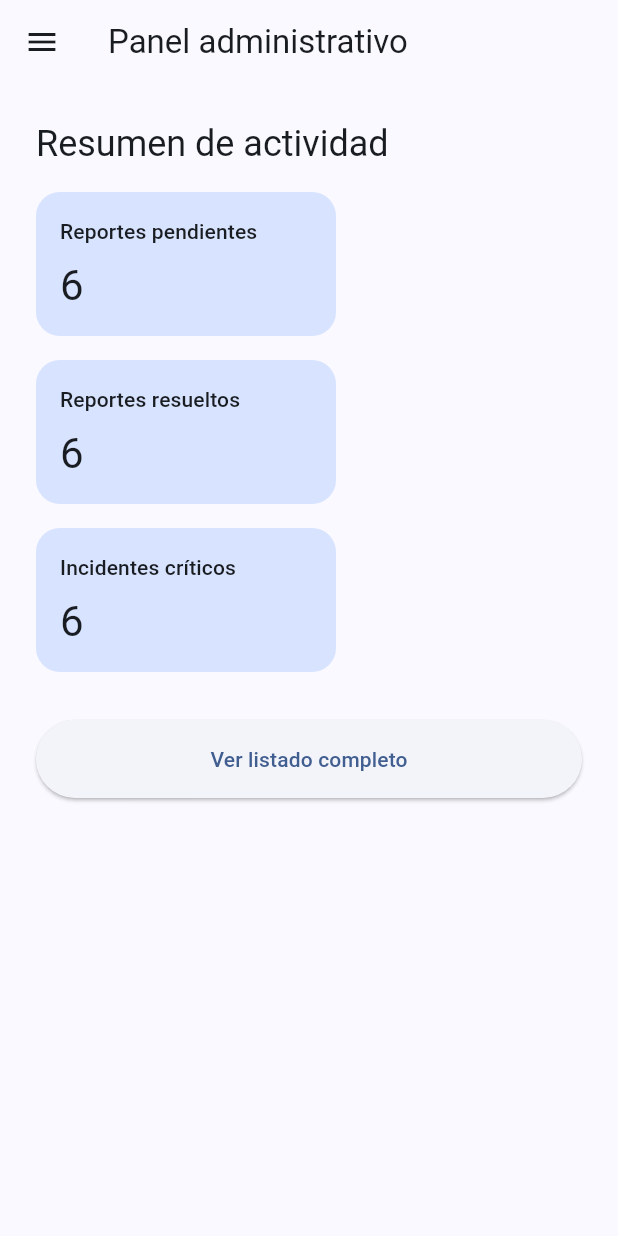
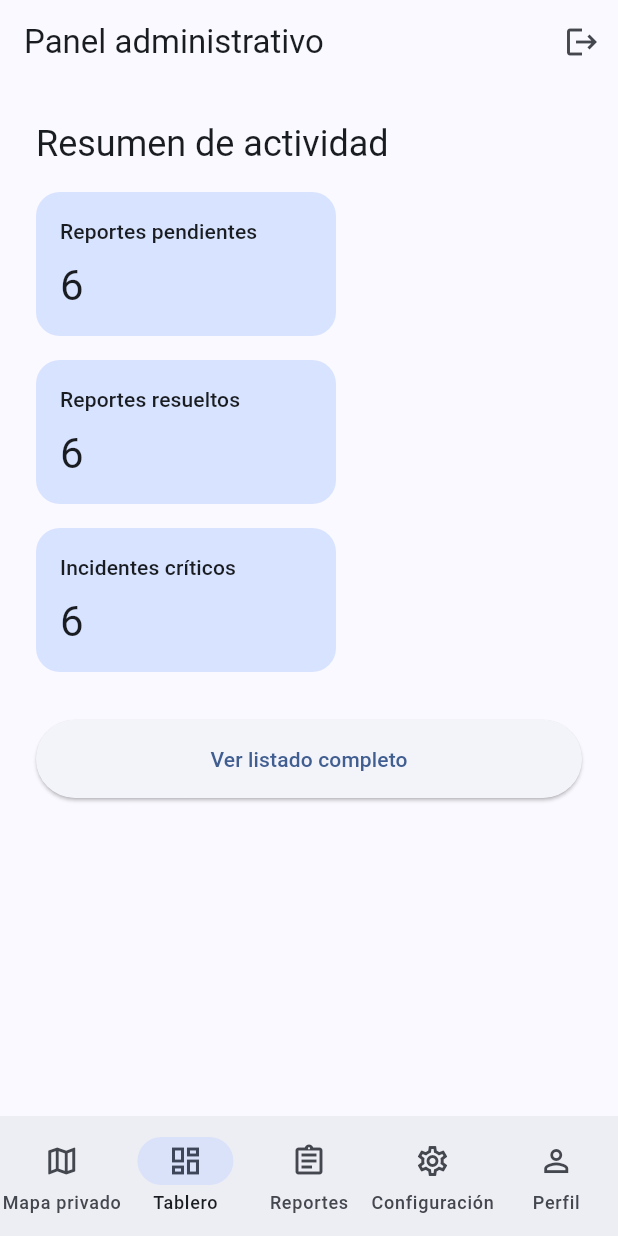
Before and after one commit to abrahamVado/flutter-citizen-app, a Flutter app: the AdminShell screen opened directly, on a phone screen of 412 x 824 dp. Run offline on Flutter 3.47's test engine with Material 3 defaults, Android fonts, the phone set to English and light mode, and no system bars; our stand-ins replace dio, equatable, flutter_riverpod, google_maps_flutter.

Commit message:
Add responsive admin navigation and new destinations

```diff
--- a/lib/src/presentation/admin/admin_shell.dart
+++ b/lib/src/presentation/admin/admin_shell.dart
@@ -3,12 +3,17 @@ import 'package:flutter_riverpod/flutter_riverpod.dart';
 
 import '../../app/providers.dart';
 import 'dashboard/admin_dashboard_screen.dart';
+import 'private_map/admin_private_map_screen.dart';
+import 'profile/admin_profile_screen.dart';
 import 'reports/report_detail_screen.dart';
 import 'reports/report_list_screen.dart';
+import 'settings/admin_settings_screen.dart';
 import 'state/admin_navigation_controller.dart';
 
 class AdminShell extends ConsumerWidget {
-  const AdminShell({super.key});
+  const AdminShell({super.key, this.privateMapBuilder});
+
+  final WidgetBuilder? privateMapBuilder;
 
   static final _navigatorKey = GlobalKey<NavigatorState>(
     //1.- Conservamos una única referencia para mantener el historial interno.
@@ -17,80 +22,261 @@ class AdminShell extends ConsumerWidget {
 
   @override
   Widget build(BuildContext context, WidgetRef ref) {
-    //1.- Observamos el estado de navegación para determinar las rutas activas.
+    //1.- Observamos el estado de navegación para determinar la ruta activa.
     final navigation = ref.watch(adminNavigationProvider);
     final navigatorController = ref.read(adminNavigationProvider.notifier);
-    //2.- Renderizamos la estructura base con navegación anidada para el panel administrativo.
+    final mapBuilder = privateMapBuilder ?? AdminPrivateMapScreen.buildDefaultMap;
+    final destinations = _AdminDestination.values;
+    final selectedRoute = _AdminDestination.baseRouteFor(navigation.route);
+    final selectedIndex = destinations.indexWhere(
+      (destination) => destination.route == selectedRoute,
+    );
+
+    void handleDestinationSelection(int index) {
+      //1.- Redirigimos el flujo según el destino elegido en el menú adaptable.
+      final destination = destinations[index];
+      switch (destination.route) {
+        case AdminRoute.privateMap:
+          navigatorController.goToPrivateMap();
+          break;
+        case AdminRoute.dashboard:
+          navigatorController.goToDashboard();
+          break;
+        case AdminRoute.reports:
+          navigatorController.goToReports();
+          break;
+        case AdminRoute.settings:
+          navigatorController.goToSettings();
+          break;
+        case AdminRoute.profile:
+          navigatorController.goToProfile();
+          break;
+        case AdminRoute.reportDetail:
+          break;
+      }
+    }
+
+    final navigatorWidget = _AdminNavigator(
+      navigation: navigation,
+      controller: navigatorController,
+      navigatorKey: _navigatorKey,
+      mapBuilder: mapBuilder,
+    );
+
+    return LayoutBuilder(
+      builder: (context, constraints) {
+        //1.- Adaptamos el contenedor según el ancho disponible para mejorar la usabilidad.
+        final useRail = constraints.maxWidth >= 900;
+        final safeSelectedIndex = selectedIndex >= 0 ? selectedIndex : 1;
+
+        if (useRail) {
           return Scaffold(
-      appBar: AppBar(title: const Text('Panel administrativo')),
-      drawer: Drawer(
-        child: Column(
-          children: [
-            const DrawerHeader(child: Text('Citizen Reports')),
-            ListTile(
-              leading: const Icon(Icons.list_alt),
-              title: const Text('Dashboard'),
-              selected: navigation.route == AdminRoute.dashboard,
-              onTap: () {
-                //1.- Cerramos el menú lateral y navegamos a la pantalla principal.
-                Navigator.of(context).pop();
-                navigatorController.goToDashboard();
-              },
-            ),
-            ListTile(
-              leading: const Icon(Icons.assignment),
-              title: const Text('Reportes'),
-              selected: navigation.route == AdminRoute.reportList ||
-                  navigation.route == AdminRoute.reportDetail,
-              onTap: () {
-                //1.- Cerramos el menú lateral y navegamos al listado de reportes.
-                Navigator.of(context).pop();
-                navigatorController.goToReportList();
-              },
-            ),
-            const Spacer(),
-            ListTile(
-              leading: const Icon(Icons.logout),
-              title: const Text('Cerrar sesión'),
-              onTap: () {
-                //1.- Notificamos al controlador de sesión para invalidar el token.
+            appBar: AppBar(
+              title: const Text('Panel administrativo'),
+              actions: [
+                IconButton(
+                  icon: const Icon(Icons.logout),
+                  onPressed: () {
+                    //1.- Cerramos la sesión actual sin abandonar la sección en pantalla.
                     ref.read(sessionControllerProvider.notifier).signOut();
                   },
+                  tooltip: 'Cerrar sesión',
                 ),
               ],
             ),
+            body: Row(
+              children: [
+                NavigationRail(
+                  selectedIndex: safeSelectedIndex,
+                  onDestinationSelected: handleDestinationSelection,
+                  extended: constraints.maxWidth >= 1200,
+                  destinations: [
+                    for (final destination in destinations)
+                      NavigationRailDestination(
+                        icon: Icon(destination.icon),
+                        label: Text(destination.label),
                       ),
-      body: Navigator(
-        key: _navigatorKey,
-        //1.- Construimos la pila de páginas en función del estado del controlador.
-        pages: [
+                  ],
+                ),
+                const VerticalDivider(width: 1),
+                Expanded(child: navigatorWidget),
+              ],
+            ),
+          );
+        }
+
+        return Scaffold(
+          appBar: AppBar(
+            title: const Text('Panel administrativo'),
+            actions: [
+              IconButton(
+                icon: const Icon(Icons.logout),
+                onPressed: () {
+                  //1.- Habilitamos el cierre de sesión desde dispositivos compactos.
+                  ref.read(sessionControllerProvider.notifier).signOut();
+                },
+                tooltip: 'Cerrar sesión',
+              ),
+            ],
+          ),
+          body: navigatorWidget,
+          bottomNavigationBar: NavigationBar(
+            selectedIndex: safeSelectedIndex,
+            onDestinationSelected: handleDestinationSelection,
+            destinations: [
+              for (final destination in destinations)
+                NavigationDestination(
+                  icon: Icon(destination.icon),
+                  label: destination.label,
+                ),
+            ],
+          ),
+        );
+      },
+    );
+  }
+}
+
+class _AdminNavigator extends StatelessWidget {
+  const _AdminNavigator({
+    required this.navigation,
+    required this.controller,
+    required this.navigatorKey,
+    required this.mapBuilder,
+  });
+
+  final AdminNavigationState navigation;
+  final AdminNavigationController controller;
+  final GlobalKey<NavigatorState> navigatorKey;
+  final WidgetBuilder mapBuilder;
+
+  @override
+  Widget build(BuildContext context) {
+    //1.- Construimos la pila de navegación interna respetando el flujo seleccionado.
+    final pages = <Page<void>>[
       const MaterialPage(
         key: ValueKey('admin-dashboard-page'),
         child: AdminDashboardScreen(),
       ),
-          if (navigation.route == AdminRoute.reportList ||
-              navigation.route == AdminRoute.reportDetail)
+    ];
+
+    switch (navigation.route) {
+      case AdminRoute.dashboard:
+        break;
+      case AdminRoute.reports:
+        pages.add(
           MaterialPage(
             key: const ValueKey('admin-report-list-page'),
             child: ReportListScreen(
-                onReportSelected: navigatorController.openReportDetail,
+              onReportSelected: controller.openReportDetail,
             ),
           ),
-          if (navigation.route == AdminRoute.reportDetail &&
-              navigation.selectedReportId != null)
+        );
+        break;
+      case AdminRoute.reportDetail:
+        pages.add(
+          MaterialPage(
+            key: const ValueKey('admin-report-list-page'),
+            child: ReportListScreen(
+              onReportSelected: controller.openReportDetail,
+            ),
+          ),
+        );
+        if (navigation.selectedReportId != null) {
+          pages.add(
             MaterialPage(
               key: ValueKey('admin-report-detail-${navigation.selectedReportId}'),
-              child: ReportDetailScreen(reportId: navigation.selectedReportId!),
+              child: ReportDetailScreen(
+                reportId: navigation.selectedReportId!,
               ),
-        ],
+            ),
+          );
+        }
+        break;
+      case AdminRoute.privateMap:
+        pages.add(
+          MaterialPage(
+            key: const ValueKey('admin-private-map-page'),
+            child: AdminPrivateMapScreen(mapBuilder: mapBuilder),
+          ),
+        );
+        break;
+      case AdminRoute.settings:
+        pages.add(
+          const MaterialPage(
+            key: ValueKey('admin-settings-page'),
+            child: AdminSettingsScreen(),
+          ),
+        );
+        break;
+      case AdminRoute.profile:
+        pages.add(
+          const MaterialPage(
+            key: ValueKey('admin-profile-page'),
+            child: AdminProfileScreen(),
+          ),
+        );
+        break;
+    }
+
+    return Navigator(
+      key: navigatorKey,
+      pages: pages,
       onPopPage: (route, result) {
-          //1.- Intentamos cerrar la ruta actual y sincronizamos el estado global.
+        //1.- Sincronizamos el estado global cuando se solicita regresar en la pila interna.
         if (!route.didPop(result)) {
           return false;
         }
-          return navigatorController.handlePop();
+        return controller.handlePop();
       },
-      ),
     );
   }
 }
+
+class _AdminDestination {
+  const _AdminDestination({
+    required this.route,
+    required this.icon,
+    required this.label,
+  });
+
+  final AdminRoute route;
+  final IconData icon;
+  final String label;
+
+  static List<_AdminDestination> get values => const [
+        _AdminDestination(
+          route: AdminRoute.privateMap,
+          icon: Icons.map_outlined,
+          label: 'Mapa privado',
+        ),
+        _AdminDestination(
+          route: AdminRoute.dashboard,
+          icon: Icons.dashboard_outlined,
+          label: 'Tablero',
+        ),
+        _AdminDestination(
+          route: AdminRoute.reports,
+          icon: Icons.assignment_outlined,
+          label: 'Reportes',
+        ),
+        _AdminDestination(
+          route: AdminRoute.settings,
+          icon: Icons.settings_outlined,
+          label: 'Configuración',
+        ),
+        _AdminDestination(
+          route: AdminRoute.profile,
+          icon: Icons.person_outline,
+          label: 'Perfil',
+        ),
+      ];
+
+  static AdminRoute baseRouteFor(AdminRoute route) {
+    //1.- Normalizamos rutas secundarias para mantener la selección en la navegación.
+    if (route == AdminRoute.reportDetail) {
+      return AdminRoute.reports;
+    }
+    return route;
+  }
+}
--- a/lib/src/presentation/admin/dashboard/admin_dashboard_screen.dart
+++ b/lib/src/presentation/admin/dashboard/admin_dashboard_screen.dart
@@ -76,7 +76,7 @@ class AdminDashboardScreen extends ConsumerWidget {
             label: 'Ver listado completo',
             onPressed: () {
               //1.- Navegamos al listado de reportes usando el controlador global.
-              navigator.goToReportList();
+              navigator.goToReports();
             },
           ),
         ],
--- a/lib/src/presentation/admin/reports/report_detail_screen.dart
+++ b/lib/src/presentation/admin/reports/report_detail_screen.dart
@@ -163,7 +163,7 @@ class _ReportDetailScreenState extends ConsumerState<ReportDetailScreen> {
                                     );
                                     ref
                                         .read(adminNavigationProvider.notifier)
-                                        .goToReportList();
+                                        .goToReports();
                                   } catch (error) {
                                     if (!mounted) return;
                                     ScaffoldMessenger.of(context).showSnackBar(
--- a/lib/src/presentation/admin/state/admin_navigation_controller.dart
+++ b/lib/src/presentation/admin/state/admin_navigation_controller.dart
@@ -1,6 +1,13 @@
 import 'package:flutter_riverpod/flutter_riverpod.dart';
 
-enum AdminRoute { dashboard, reportList, reportDetail }
+enum AdminRoute {
+  dashboard,
+  reports,
+  reportDetail,
+  privateMap,
+  settings,
+  profile,
+}
 
 class AdminNavigationState {
   const AdminNavigationState({
@@ -30,9 +37,24 @@ class AdminNavigationController extends StateNotifier<AdminNavigationState> {
     state = const AdminNavigationState(route: AdminRoute.dashboard);
   }
 
-  void goToReportList() {
+  void goToReports() {
     //1.- Mostramos la tabla con el historial completo de reportes.
-    state = const AdminNavigationState(route: AdminRoute.reportList);
+    state = const AdminNavigationState(route: AdminRoute.reports);
+  }
+
+  void goToPrivateMap() {
+    //1.- Cargamos el mapa privado para visualizar la distribución geográfica.
+    state = const AdminNavigationState(route: AdminRoute.privateMap);
+  }
+
+  void goToSettings() {
+    //1.- Abrimos el módulo de configuración del panel administrativo.
+    state = const AdminNavigationState(route: AdminRoute.settings);
+  }
+
+  void goToProfile() {
+    //1.- Permitimos que la persona administradora revise y edite su perfil.
+    state = const AdminNavigationState(route: AdminRoute.profile);
   }
 
   void openReportDetail(String reportId) {
@@ -46,10 +68,16 @@ class AdminNavigationController extends StateNotifier<AdminNavigationState> {
   bool handlePop() {
     //1.- Interceptamos la navegación hacia atrás para movernos entre pantallas anidadas.
     if (state.route == AdminRoute.reportDetail) {
-      goToReportList();
+      goToReports();
       return true;
     }
-    if (state.route == AdminRoute.reportList) {
+    if (state.route == AdminRoute.reports) {
+      goToDashboard();
+      return true;
+    }
+    if (state.route == AdminRoute.privateMap ||
+        state.route == AdminRoute.settings ||
+        state.route == AdminRoute.profile) {
       goToDashboard();
       return true;
     }
--- a/pubspec.yaml
+++ b/pubspec.yaml
@@ -37,6 +37,7 @@ dependencies:
   flutter_riverpod: ^2.5.1
   dio: ^5.7.0
   equatable: ^2.0.5
+  google_maps_flutter: ^2.7.0
 
 dev_dependencies:
   flutter_test:
```
Also changed, not shown: lib/src/presentation/admin/private_map/admin_private_map_screen.dart (added, +63 -0 lines), lib/src/presentation/admin/profile/admin_profile_screen.dart (added, +87 -0 lines), lib/src/presentation/admin/settings/admin_settings_screen.dart (added, +88 -0 lines), 2 other files. Lines whose indentation alone changed are shown as unchanged.
